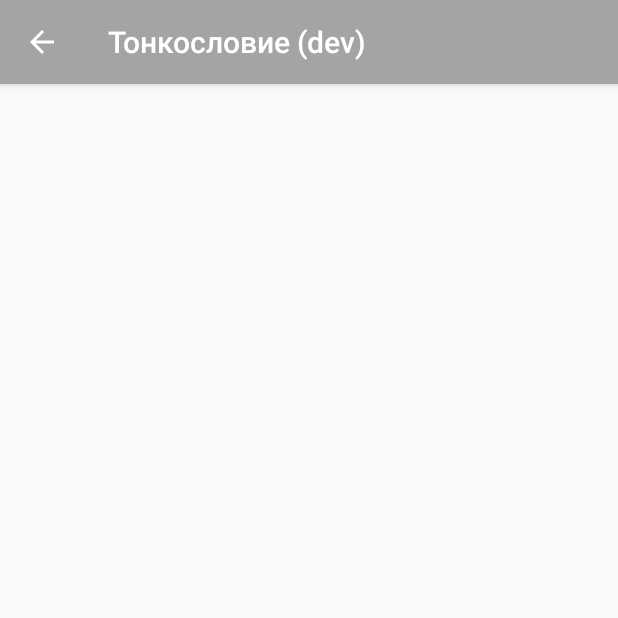
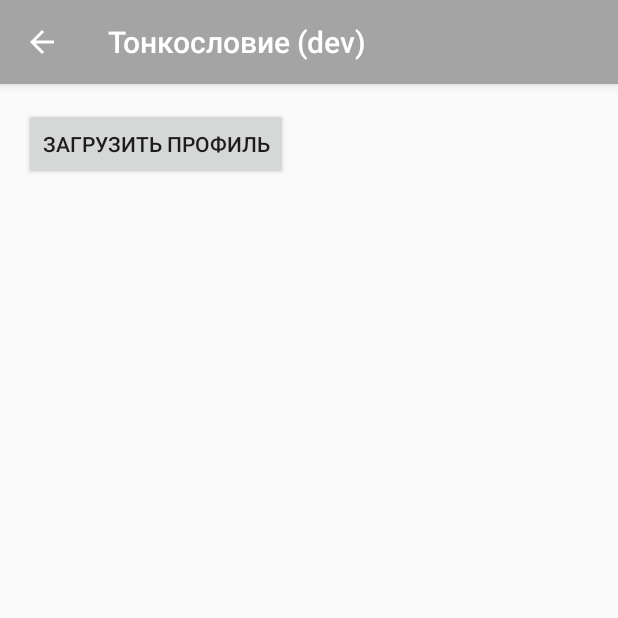
Before and after one commit to SnowDrifter/tonkoslovie-android, an Android app: the ProfileActivity screen opened directly, with no data from a screen before it, on a phone screen of 412 x 824 dp, the top half of it. Run offline under Robolectric (Android 15) with nearby library versions, the phone set to English and light mode, and no system bars; our stand-ins replace RxJava.

Commit message:
Added stub for loading user profile

```diff
--- a/app/src/main/java/ru/romanov/tonkoslovie/data/models/user/UserResponse.kt
+++ b/app/src/main/java/ru/romanov/tonkoslovie/data/models/user/User.kt
@@ -1,6 +1,6 @@
 package ru.romanov.tonkoslovie.data.models.user
 
-data class UserResponse(
+data class User(
         val id: Long,
         val username: String,
         val firstName: String,
--- a/app/src/main/res/layout/profile_activity.xml
+++ b/app/src/main/res/layout/profile_activity.xml
@@ -6,4 +6,20 @@
     android:layout_height="match_parent"
     tools:context="ru.romanov.tonkoslovie.ui.screens.profile.ProfileActivity">
 
+    <Button
+        android:id="@+id/button_2"
+        android:layout_width="wrap_content"
+        android:layout_height="wrap_content"
+        android:layout_marginEnd="16dp"
+        android:layout_marginLeft="16dp"
+        android:layout_marginRight="16dp"
+        android:layout_marginStart="16dp"
+        android:layout_marginTop="16dp"
+        android:onClick="loadProfile"
+        android:text="@string/profile_temp_button"
+        app:layout_constraintHorizontal_bias="0.0"
+        app:layout_constraintStart_toStartOf="parent"
+        app:layout_constraintTop_toTopOf="parent"
+        tools:ignore="MissingConstraints" />
+
 </android.support.constraint.ConstraintLayout>
--- a/app/src/main/res/values/strings.xml
+++ b/app/src/main/res/values/strings.xml
@@ -12,6 +12,8 @@
     <string name="navigation_drawer_open">Open navigation drawer</string>
     <string name="navigation_drawer_close">Close navigation drawer</string>
 
+    <string name="profile_temp_button">Загрузить профиль</string>
+
     <string name="login_email_hint">Email</string>
     <string name="login_password_hint">Пароль</string>
     <string name="login_submit_button">Войти</string>
```
Also changed, not shown: app/src/main/java/ru/romanov/tonkoslovie/data/api/UserApiService.kt (+6 -6 lines), app/src/main/java/ru/romanov/tonkoslovie/ui/screens/profile/ProfileActivity.kt (+21 -0 lines).
